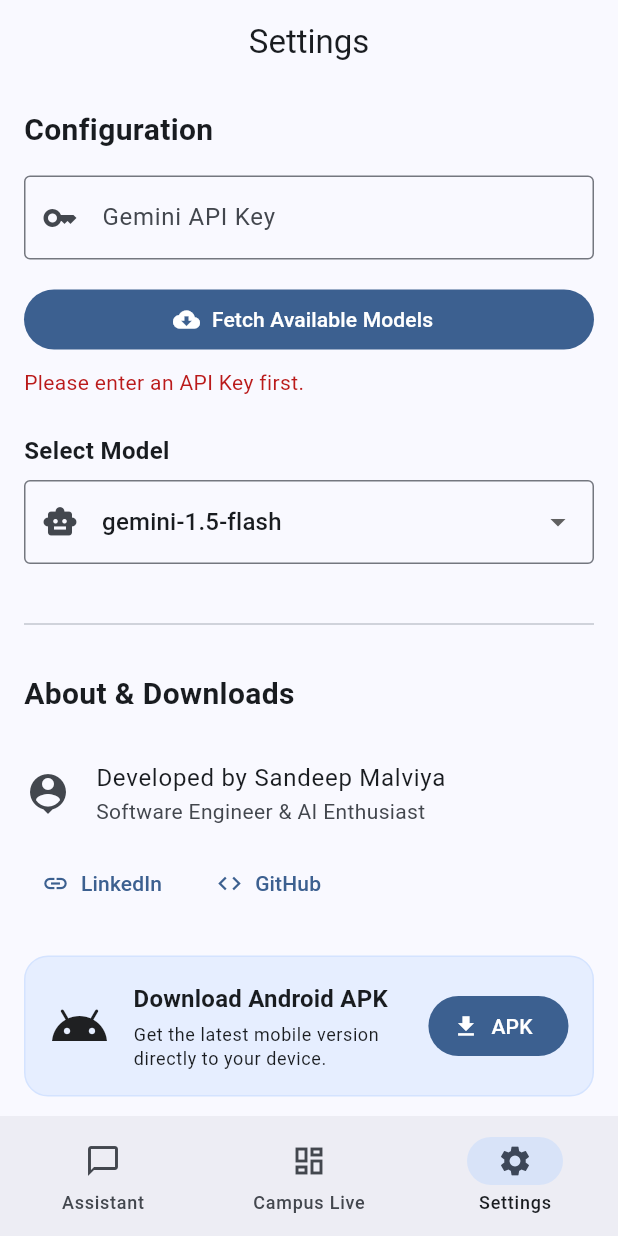
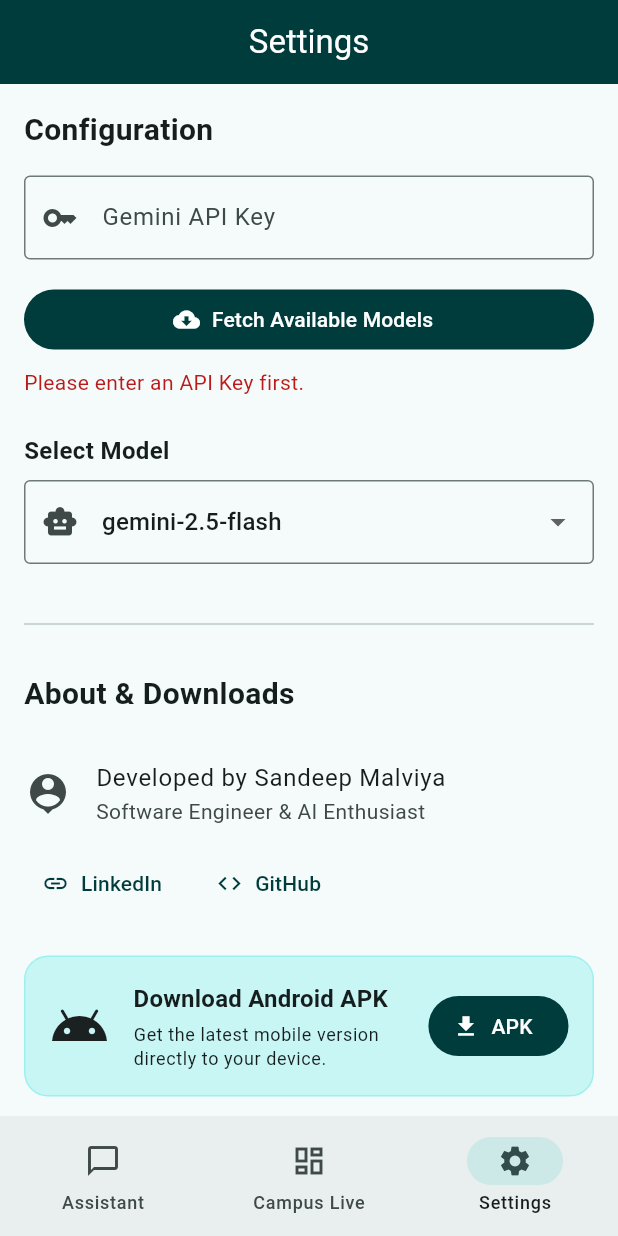
Before and after one commit to SandyCompetent/exeter_academic_agent, a Flutter app: the screen it shows after launch, item 3 of the bottom bar chosen, after a tap on "Fetch Available Models", on a phone screen of 412 x 824 dp. Run offline on Flutter 3.47's test engine with Material 3 defaults, Android fonts, the phone set to English and light mode, and no system bars; our stand-ins replace flutter_markdown_plus, google_generative_ai; network calls fail.

Commit message:
Refactor dashboard data fetching and update brand styling
- Refactor `dashboard_screen.dart` to use `StreamController` and `Timer.periodic` for periodic data fetching instead of an infinite async loop.
- Implement proper resource cleanup by canceling timers and closing controllers in the `dispose` method.
- Update the application theme in `main.dart` with Exeter brand colors (Dark Green, Deep Green, and Bright Green) for both light and dark modes.
- Update the default Gemini model to `gemini-2.5-flash` in `app_settings.dart`.
- Adjust the dynamic model selection logic to prioritize `gemini-2.5-flash` and `gemini-3.0-flash`.
- Ensure `RefreshIndicator` in the dashboard correctly triggers a manual data fetch.

```diff
--- a/lib/main.dart
+++ b/lib/main.dart
@@ -18,18 +18,32 @@
 
   @override
   Widget build(BuildContext context) {
+    // Exeter Brand Colors
+    const exeterDarkGreen = Color(0xFF003C3C);
+    const exeterDeepGreen = Color(0xFF007D69);
+    const exeterBrightGreen = Color(0xFF00C896);
+
     return MaterialApp(
       title: 'Exeter Study Assistant',
       theme: ThemeData(
         colorScheme: ColorScheme.fromSeed(
-          seedColor: const Color(0xFF003C71),
+          seedColor: exeterDarkGreen,
+          primary: exeterDarkGreen,
+          secondary: exeterDeepGreen,
+          tertiary: exeterBrightGreen,
           brightness: Brightness.light,
         ),
         useMaterial3: true,
+        appBarTheme: const AppBarTheme(
+          backgroundColor: exeterDarkGreen,
+          foregroundColor: Colors.white,
+        ),
       ),
       darkTheme: ThemeData(
         colorScheme: ColorScheme.fromSeed(
-          seedColor: const Color(0xFF003C71),
+          seedColor: exeterDarkGreen,
+          primary: exeterBrightGreen, // Brighter green for dark mode primary
+          secondary: exeterDeepGreen,
           brightness: Brightness.dark,
         ),
         useMaterial3: true,
--- a/lib/providers/app_settings.dart
+++ b/lib/providers/app_settings.dart
@@ -10,8 +10,8 @@
 
   String _apiKey = _defaultApiKey;
 
-  String _selectedModel = 'gemini-1.5-flash';
-  List<String> _availableModels = ['gemini-1.5-flash'];
+  String _selectedModel = 'gemini-2.5-flash';
+  List<String> _availableModels = ['gemini-2.5-flash'];
 
   bool _isLoadingModels = false;
   String? _modelError;
@@ -100,10 +100,10 @@
           _availableModels = validModels;
           if (!_availableModels.contains(_selectedModel)) {
             // Try to default to a modern model if current choice is unavailable
-            if (validModels.contains('gemini-2.0-flash')) {
-              _selectedModel = 'gemini-2.0-flash';
-            } else if (validModels.contains('gemini-1.5-flash')) {
-              _selectedModel = 'gemini-1.5-flash';
+            if (validModels.contains('gemini-2.5-flash')) {
+              _selectedModel = 'gemini-2.5-flash';
+            } else if (validModels.contains('gemini-3.0-flash')) {
+              _selectedModel = 'gemini-3.0-flash';
             } else {
               _selectedModel = _availableModels.first;
             }
--- a/lib/screens/dashboard_screen.dart
+++ b/lib/screens/dashboard_screen.dart
@@ -19,45 +19,54 @@
 }
 
 class _DashboardScreenState extends State<DashboardScreen> {
-  late Stream<Map<String, dynamic>> _dataStream;
+  StreamController<Map<String, dynamic>>? _controller;
+  Timer? _timer;
   String? _lastApiKey;
   String? _lastModel;
+
+  @override
+  void initState() {
+    super.initState();
+    _controller = StreamController<Map<String, dynamic>>.broadcast();
+  }
 
   @override
   void didChangeDependencies() {
     super.didChangeDependencies();
     final settings = Provider.of<AppSettings>(context);
 
-    // Prevent the stream from restarting on minor UI rebuilds
-    if (_lastApiKey != settings.apiKey ||
-        _lastModel != settings.selectedModel) {
+    if (_lastApiKey != settings.apiKey || _lastModel != settings.selectedModel) {
       _lastApiKey = settings.apiKey;
       _lastModel = settings.selectedModel;
-      _dataStream = _fetchExeterData(_lastApiKey!, _lastModel!);
+      _restartFetch();
     }
   }
 
-  // Maps WMO weather codes to readable text and emojis
-  String _getWeatherEmoji(int code) {
-    if (code == 0) return 'Clear ☀️';
-    if (code >= 1 && code <= 3) return 'Cloudy ⛅';
-    if (code == 45 || code == 48) return 'Foggy 🌫️';
-    if (code >= 51 && code <= 67) return 'Rain 🌧️';
-    if (code >= 71 && code <= 77) return 'Snow ❄️';
-    if (code >= 95) return 'Thunderstorm ⛈️';
-    return 'Unknown 🌍';
+  @override
+  void dispose() {
+    _timer?.cancel();
+    _controller?.close();
+    super.dispose();
   }
 
-  // Generates a continuous stream of dashboard data
-  Stream<Map<String, dynamic>> _fetchExeterData(
-    String apiKey,
-    String modelName,
-  ) async* {
-    while (true) {
+  void _restartFetch() {
+    _timer?.cancel();
+    _fetchOnce(); // Initial fetch
+    _timer = Timer.periodic(const Duration(seconds: 60), (timer) {
+      _fetchOnce();
+    });
+  }
+
+  Future<void> _fetchOnce() async {
+    if (_controller == null || _controller!.isClosed) return;
+
+    final apiKey = _lastApiKey ?? '';
+    final modelName = _lastModel ?? 'gemini-1.5-flash';
+
     String weatherStr = 'Fetching...';
     String busETA = 'Loading...';
 
-      // Fetch weather from Open-Meteo for Exeter coordinates
+    // Fetch weather
     try {
       final res = await http.get(
         Uri.parse(
@@ -76,7 +85,7 @@
       weatherStr = 'Offline';
     }
 
-      // Fetch bus schedule estimates using Gemini as an agent
+    // Fetch bus schedule estimates using Gemini
     if (apiKey.trim().isEmpty) {
       busETA = 'API Key required (Check Settings)';
     } else {
@@ -95,34 +104,37 @@
             "What is the typical schedule or next expected time for the Stagecoach UNI or 4 bus or 4A bus from the University of Exeter right now? Respond with just a short phrase like 'In 10 mins' or 'Every 15 mins', also specifies time in HH:mm format (24 hours format) of next expected bus timing.",
           ),
         );
-
         busETA = response.text?.trim() ?? 'Unavailable';
       } catch (e) {
         busETA = 'AI Error: Check API Key/Model';
       }
     }
 
-      // Estimate library occupancy based on the current time of day
+    // Estimate occupancy
     final hour = DateTime.now().hour;
     final isPeakHours = hour >= 10 && hour <= 16;
     final baseOccupancy = isPeakHours ? 75 : 30;
+    final forumOccupancy = min(100, baseOccupancy + Random().nextInt(15));
+    final stLukesOccupancy = min(100, (baseOccupancy * 0.8).toInt() + Random().nextInt(15));
 
-      final forumOccupancy = min(100, baseOccupancy + Random().nextInt(15));
-      final stLukesOccupancy = min(
-        100,
-        (baseOccupancy * 0.8).toInt() + Random().nextInt(15),
-      );
-
-      yield {
+    if (!_controller!.isClosed) {
+      _controller!.add({
         'forum': forumOccupancy,
         'stlukes': stLukesOccupancy,
         'bus': busETA,
         'weather': weatherStr,
-      };
+      });
+    }
+  }
 
-      // Wait a minute before checking for updates again
-      await Future.delayed(const Duration(seconds: 60));
-    }
+  String _getWeatherEmoji(int code) {
+    if (code == 0) return 'Clear ☀️';
+    if (code >= 1 && code <= 3) return 'Cloudy ⛅';
+    if (code == 45 || code == 48) return 'Foggy 🌫️';
+    if (code >= 51 && code <= 67) return 'Rain 🌧️';
+    if (code >= 71 && code <= 77) return 'Snow ❄️';
+    if (code >= 95) return 'Thunderstorm ⛈️';
+    return 'Unknown 🌍';
   }
 
   @override
@@ -130,7 +142,7 @@
     return Scaffold(
       appBar: AppBar(title: const Text('Campus Live Data'), centerTitle: true),
       body: StreamBuilder<Map<String, dynamic>>(
-        stream: _dataStream,
+        stream: _controller?.stream,
         builder: (context, snapshot) {
           if (!snapshot.hasData) {
             return const Center(
@@ -147,19 +159,14 @@
 
           final data = snapshot.data!;
           return RefreshIndicator(
-            onRefresh: () async {
-              setState(() {
-                _dataStream = _fetchExeterData(_lastApiKey!, _lastModel!);
-              });
-            },
+            onRefresh: _fetchOnce,
             child: ListView(
               padding: const EdgeInsets.all(16),
+              physics: const AlwaysScrollableScrollPhysics(),
               children: [
                 Text(
                   'Live Updates',
-                  style: Theme.of(
-                    context,
-                  ).textTheme.titleLarge?.copyWith(fontWeight: FontWeight.bold),
+                  style: Theme.of(context).textTheme.titleLarge?.copyWith(fontWeight: FontWeight.bold),
                 ),
                 const SizedBox(height: 16),
                 DashboardCard(
```
Lines whose indentation alone changed are shown as unchanged.
